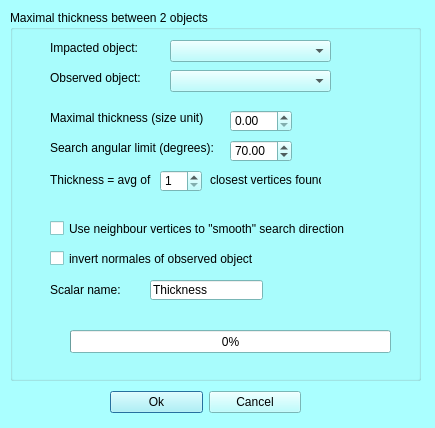
Qt form MorphoDig/Qt/mqScalarsThicknessBetweenDialog.ui (morphomuseum/MorphoDig) before a commit.
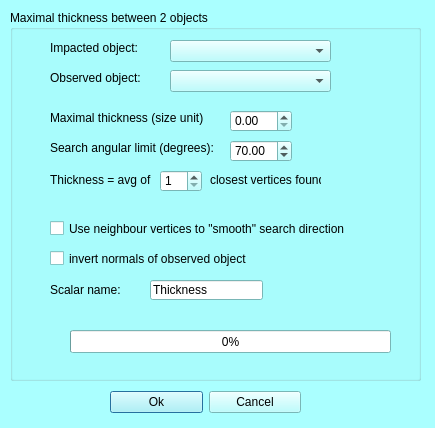
The same form after that commit.

Commit message: Normals, not "Normales".

What changed in the file:
```diff
--- a/MorphoDig/Qt/mqScalarsThicknessBetweenDialog.ui
+++ b/MorphoDig/Qt/mqScalarsThicknessBetweenDialog.ui
@@ -623,7 +623,7 @@
      </rect>
     </property>
     <property name="text">
-     <string>invert normales of observed object</string>
+     <string>invert normals of observed object</string>
     </property>
    </widget>
    <widget class="QLabel" name="label_11">
```
Left out of the diff: 4 changed lines with no effect on the pictures. The commit also changes 3 other files.
